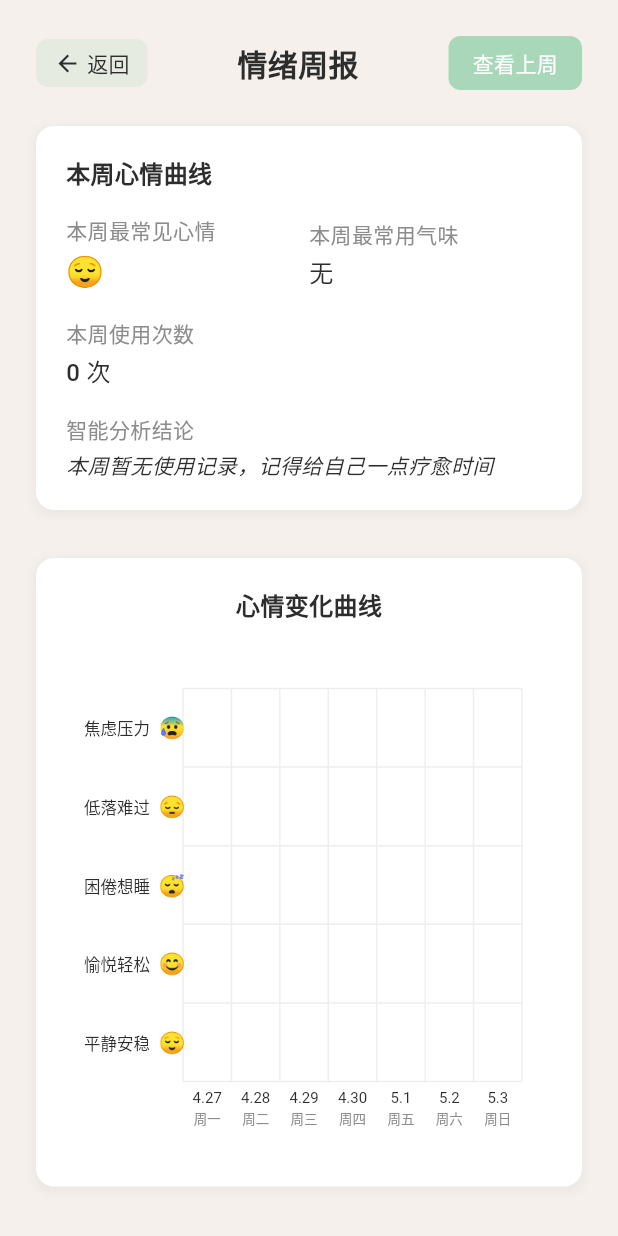
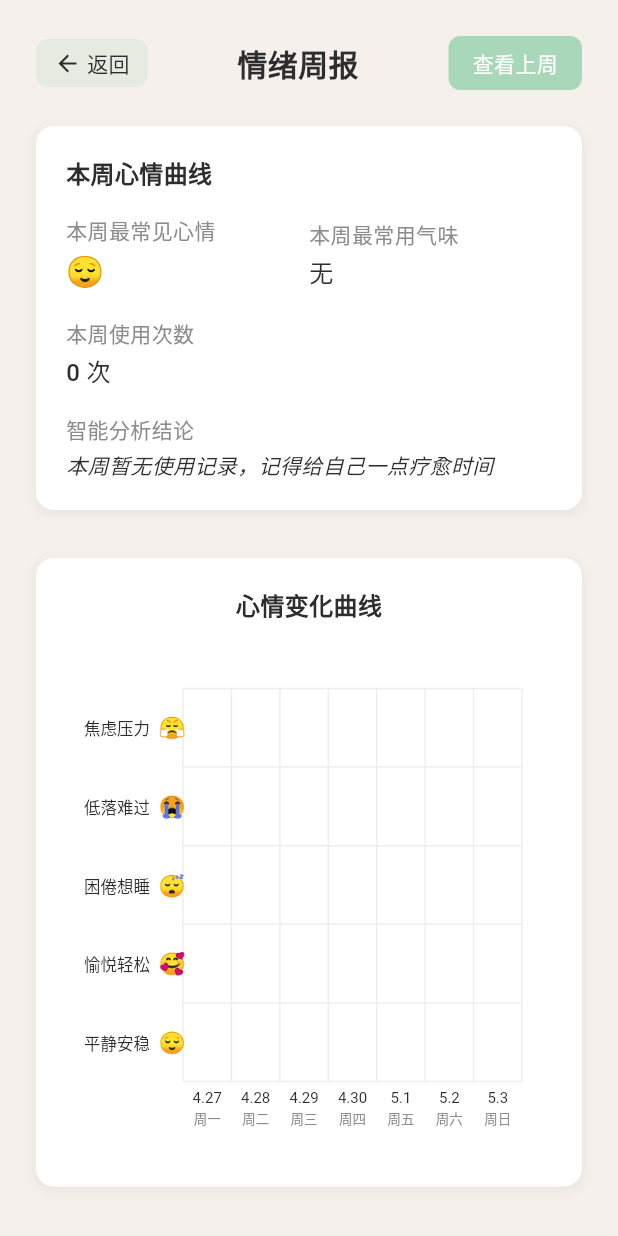
Before and after one commit to BlackCat205/-APP, a Flutter app: the screen it shows after launch, item 3 of the bottom bar chosen, after a tap on "本周汇总", on a phone screen of 412 x 824 dp. Run offline on Flutter 3.47's test engine with Material 3 defaults, Android fonts, the phone set to English and light mode, and no system bars; our stand-ins replace flutter_blue_plus, hive, hive_flutter, permission_handler, shared_preferences, speech_to_text and 2 more; accounts and stored records are empty; network calls fail; Roboto replaces fonts that are missing (Noto Sans SC).

Commit message:
情绪周报已完善（还有家控制页面的风扇关闭按钮自动回弹）

```diff
--- a/lib/pages/emotion_week_chart_page.dart
+++ b/lib/pages/emotion_week_chart_page.dart
@@ -17,13 +17,13 @@ class _EmotionWeekChartPageState extends State<EmotionWeekChartPage> {
   Map<String, dynamic> _summary = {};
   bool _isLoading = true;
 
-  // 5个固定表情包对应关系
+  // 5个固定表情包对应关系（与气味瞬间编辑页面一致）
   final Map<String, Map<String, dynamic>> _emojiMap = {
-    '1': {'emoji': '😌', 'label': '平静安稳', 'color': Colors.blue[100]!},
-    '2': {'emoji': '😊', 'label': '愉悦轻松', 'color': Colors.green[100]!},
-    '3': {'emoji': '😔', 'label': '低落难过', 'color': Colors.purple[100]!},
-    '4': {'emoji': '😰', 'label': '焦虑压力', 'color': Colors.red[100]!},
-    '5': {'emoji': '😴', 'label': '困倦想睡', 'color': Colors.yellow[100]!},
+    '😌': {'label': '平静安稳', 'color': Colors.blue[100]!},
+    '🥰': {'label': '愉悦轻松', 'color': Colors.green[100]!},
+    '😭': {'label': '低落难过', 'color': Colors.purple[100]!},
+    '😤': {'label': '焦虑压力', 'color': Colors.red[100]!},
+    '😴': {'label': '困倦想睡', 'color': Colors.yellow[100]!},
   };
 
   @override
@@ -545,8 +545,8 @@ class _EmotionChartPainter extends CustomPainter {
       color: const Color(0xFF2D2D2D),
     );
 
-    // 竖轴顺序：从上到下依次为：焦虑压力(4)、低落难过(3)、困倦想睡(5)、愉悦轻松(2)、平静安稳(1)
-    final emotions = ['4', '3', '5', '2', '1'];
+    // 竖轴顺序：从上到下依次为：焦虑压力、低落难过、困倦想睡、愉悦轻松、平静安稳（使用 emoji 作为 key）
+    final emotions = ['😤', '😭', '😴', '🥰', '😌'];
     for (int i = 0; i < emotions.length; i++) {
       final emotion = emotions[i];
       final y = topPadding + i * (chartHeight / 5) + (chartHeight / 10);
@@ -564,10 +564,7 @@ class _EmotionChartPainter extends CustomPainter {
       labelPainter.paint(canvas, Offset(4, y - labelPainter.height / 2));
 
       // 再绘制表情包（文字标签右侧，保持间距）
-      final emojiSpan = TextSpan(
-        text: emojiMap[emotion]?['emoji'],
-        style: TextStyle(fontSize: 14),
-      );
+      final emojiSpan = TextSpan(text: emotion, style: TextStyle(fontSize: 14));
       final emojiPainter = TextPainter(
         text: emojiSpan,
         textDirection: TextDirection.ltr,
@@ -622,13 +619,13 @@ class _EmotionChartPainter extends CustomPainter {
         ..strokeWidth = 2.5
         ..style = PaintingStyle.stroke;
 
-      // 情绪值到竖轴位置的映射（基于竖轴顺序）
+      // 情绪值到竖轴位置的映射（基于竖轴顺序，使用 emoji）
       final emotionToY = (String emotion) {
-        if (emotion == '4') return 0; // 焦虑压力
-        if (emotion == '3') return 1; // 低落难过
-        if (emotion == '5') return 2; // 困倦想睡
-        if (emotion == '2') return 3; // 愉悦轻松
-        if (emotion == '1') return 4; // 平静安稳
+        if (emotion == '😤') return 0; // 焦虑压力
+        if (emotion == '😭') return 1; // 低落难过
+        if (emotion == '😴') return 2; // 困倦想睡
+        if (emotion == '🥰') return 3; // 愉悦轻松
+        if (emotion == '😌') return 4; // 平静安稳
         return 4; // 默认平静安稳
       };
 
@@ -658,10 +655,9 @@ class _EmotionChartPainter extends CustomPainter {
             Paint()..color = const Color(0xFFA8D8B9),
           );
 
-          // 在点上方绘制表情包
-          final emoji = emojiMap[topEmotion]?['emoji'] ?? '😌';
+          // 在点上方绘制表情包（topEmotion 已经是 emoji 格式）
           final emojiSpan = TextSpan(
-            text: emoji,
+            text: topEmotion,
             style: TextStyle(fontSize: 18),
           );
           final emojiPainter = TextPainter(
```
